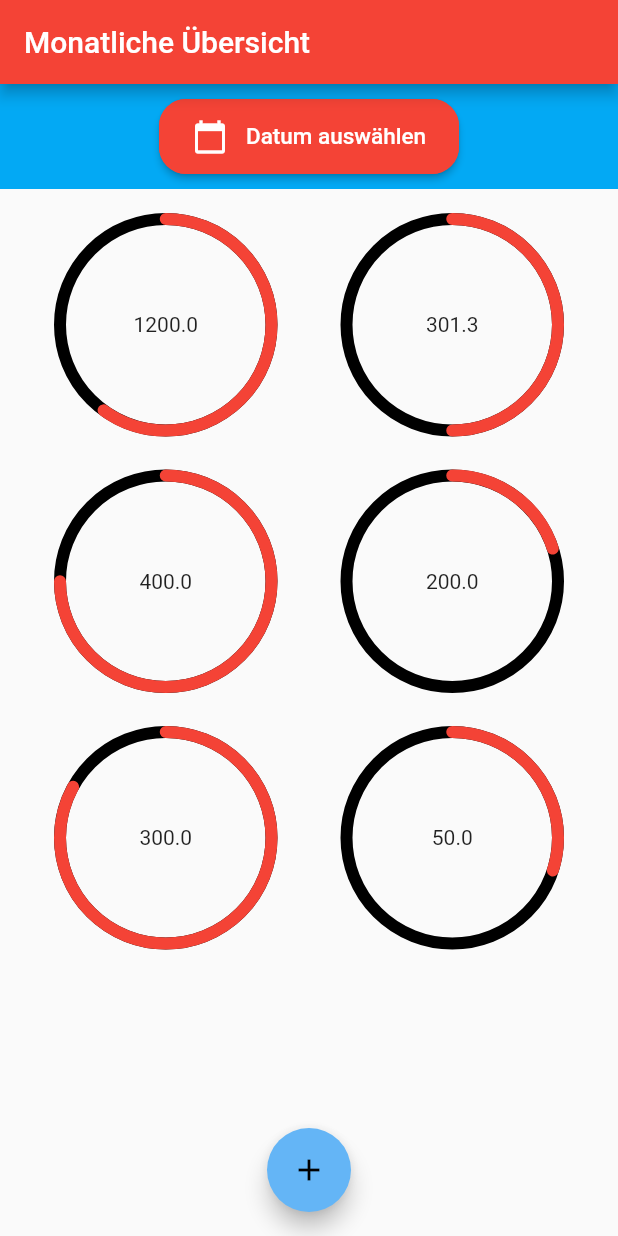
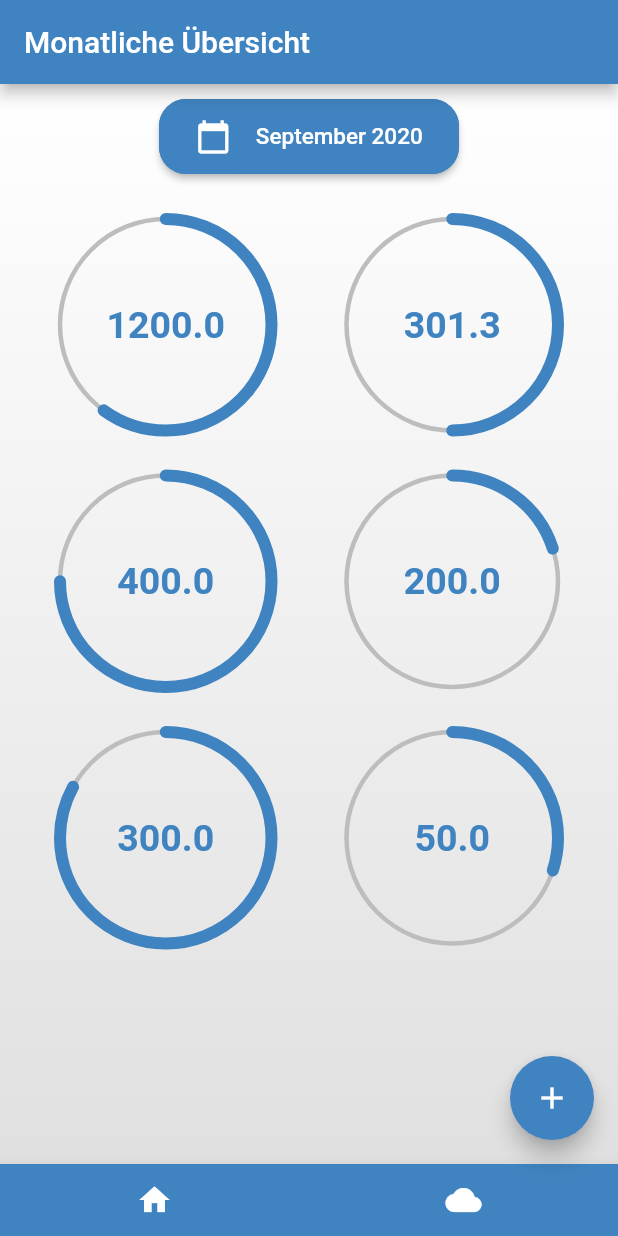
Before and after one commit to Undermyspell/flutter, a Flutter app: the screen it shows after launch, after a tap on the "add" icon, on a phone screen of 412 x 824 dp. Run offline on Flutter 3.47's test engine with Material 2 defaults, Android fonts, the phone set to English and light mode, and no system bars; our stand-ins replace month_picker_dialog.

Commit message:
adds styling and bottom bar

```diff
--- a/power-usage/power_usage/lib/main.dart
+++ b/power-usage/power_usage/lib/main.dart
@@ -12,7 +12,7 @@ class MyApp extends StatelessWidget {
     return MaterialApp(
       title: "Stromverbrauch für Monate",
       theme: ThemeData(
-        primaryColor: Colors.red[500],
+        primaryColor: const Color.fromARGB(255, 63 , 131, 192),
         accentColor: Colors.grey[500],
       ),
       home: MonthlyUsageScreen(),
--- a/power-usage/power_usage/lib/screens/monthly_usage_screen.dart
+++ b/power-usage/power_usage/lib/screens/monthly_usage_screen.dart
@@ -1,14 +1,29 @@
 import 'package:flutter/cupertino.dart';
 
 import 'package:flutter/material.dart';
+import 'package:power_usage/widgets/power_usage_month_picker.dart';
 import '../widgets/power_usage_tile.dart';
 import '../state/usages.dart';
-import 'package:month_picker_dialog/month_picker_dialog.dart';
+import '../widgets/power_usage_month_picker.dart';
 
-class MonthlyUsageScreen extends StatelessWidget {
+class MonthlyUsageScreen extends StatefulWidget {
   static const String routeName = "/monthlyusages";
+
+  @override
+  _MonthlyUsageScreenState createState() => _MonthlyUsageScreenState();
+}
+
+class _MonthlyUsageScreenState extends State<MonthlyUsageScreen> {
   final loadedPowerUsage = POWER_USAGES;
+
   DateTime datePicked = DateTime.now();
+
+  setDate(DateTime date) {
+    print(date);
+    setState(() {
+      datePicked = date;
+    });
+  }
 
   @override
   Widget build(BuildContext context) {
@@ -16,52 +31,32 @@ class MonthlyUsageScreen extends StatelessWidget {
       appBar: AppBar(
         title: Text("Monatliche Übersicht"),
       ),
-      body: Column(
+      body: Container(
+        decoration: BoxDecoration(
+          gradient: LinearGradient(
+            begin: Alignment.topCenter,
+            end: Alignment.bottomCenter,
+            colors: [
+              Colors.white,
+              Colors.grey[300],
+            ],
+          ),
+        ),
+        child: Column(
           crossAxisAlignment: CrossAxisAlignment.stretch,
           children: [
             Row(
               children: [
                 Expanded(
                   child: Container(
-                  color: Colors.lightBlue,
                     height: 70,
                     alignment: Alignment.center,
                     child: Container(
                       height: 50,
                       width: 200,
-                    child: RaisedButton(
-                      shape: RoundedRectangleBorder(
-                        borderRadius: BorderRadius.circular(18.0),
-                        side: BorderSide(color: Colors.red),
-                      ),
-                      textColor: Colors.white,
-                      color: Colors.red,
-                      onPressed: () async {
-                        final picked = await showMonthPicker(
-                            context: context, initialDate: datePicked);
-                        datePicked = picked != null ? picked : datePicked;
-                        print(picked);
-                      },
-                      child: Row(
-                        mainAxisAlignment: MainAxisAlignment.spaceAround,
-                        children: [
-                          const Icon(
-                            Icons.calendar_today,
-                            color: Colors.white,
-                            size: 24.0,
-                          ),
-                          Flexible(
-                            child: const Text(
-                              'Datum auswählen',
-                              overflow: TextOverflow.ellipsis,
-                              softWrap: false,
-                              style: TextStyle(
-                                fontSize: 15,
-                              ),
-                            ),
-                          ),
-                        ],
-                      ),
+                      child: PowerUsageMonthPicker(
+                        datePicked,
+                        setDate,
                       ),
                     ),
                   ),
@@ -112,13 +107,36 @@ class MonthlyUsageScreen extends StatelessWidget {
             )
           ],
         ),
-      floatingActionButtonLocation: FloatingActionButtonLocation.centerFloat,
+      ),
+      floatingActionButtonLocation: FloatingActionButtonLocation.endFloat,
       floatingActionButton: FloatingActionButton(
         child: const Icon(
           Icons.add,
+          color: Colors.white,
         ),
         onPressed: () {},
-        backgroundColor: Colors.blue[300],
+        backgroundColor: Theme.of(context).primaryColor,
+      ),
+      bottomNavigationBar: BottomAppBar(
+        child: Container(
+          color: Theme.of(context).primaryColor,
+          child: new Row(
+            mainAxisSize: MainAxisSize.max,
+            mainAxisAlignment: MainAxisAlignment.spaceAround,
+            children: <Widget>[
+              IconButton(
+                icon: Icon(Icons.home),
+                color: Colors.white,
+                onPressed: () {},
+              ),
+              IconButton(
+                icon: Icon(Icons.cloud),
+                color: Colors.white,
+                onPressed: () {},
+              )
+            ],
+          ),
+        ),
       ),
     );
   }
--- a/power-usage/power_usage/lib/widgets/circle_progress.dart
+++ b/power-usage/power_usage/lib/widgets/circle_progress.dart
@@ -10,13 +10,13 @@ class CirclesProgress extends CustomPainter {
   @override
   void paint(Canvas canvas, Size size) {
     Paint outerCircle = Paint()
-      ..strokeWidth = 8
+      ..strokeWidth = 3
       ..style = PaintingStyle.stroke
-      ..color = Colors.black;
+      ..color = Colors.grey[400];
 
     Paint completeArc = Paint()
       ..strokeWidth = 8
-      ..color = Colors.red
+      ..color = Color.fromARGB(255, 63 , 131, 192)
       ..style = PaintingStyle.stroke
       ..strokeCap = StrokeCap.round;
 
@@ -26,7 +26,6 @@ class CirclesProgress extends CustomPainter {
     canvas.drawCircle(center, radius, outerCircle);
 
     double angle = 2 * math.pi * (percentage / 100);
-    print(angle);
 
     canvas.drawArc(Rect.fromCircle(center: center, radius: radius),
         -math.pi / 2, angle, false, completeArc);
--- /dev/null
+++ b/power-usage/power_usage/lib/widgets/power_usage_month_picker.dart
@@ -0,0 +1,48 @@
+import 'package:flutter/material.dart';
+import 'package:month_picker_dialog/month_picker_dialog.dart';
+import 'package:intl/intl.dart';
+
+class PowerUsageMonthPicker extends StatelessWidget {
+  final DateTime date;
+  final Function setDateCallback;
+  final DateFormat formatter = DateFormat('MMMM yyyy');
+
+  PowerUsageMonthPicker(this.date, this.setDateCallback);
+
+  @override
+  Widget build(BuildContext context) {
+    return RaisedButton(
+      shape: RoundedRectangleBorder(
+        borderRadius: BorderRadius.circular(18.0),
+        side: BorderSide(color: Theme.of(context).primaryColor),
+      ),
+      textColor: Colors.white,
+      color: Theme.of(context).primaryColor,
+      onPressed: () async {
+        final picked =
+            await showMonthPicker(context: context, initialDate: date);
+        setDateCallback(picked != null ? picked : date);
+      },
+      child: Row(
+        mainAxisAlignment: MainAxisAlignment.spaceAround,
+        children: [
+          const Icon(
+            Icons.calendar_today,
+            color: Colors.white,
+            size: 24.0,
+          ),
+          Flexible(
+            child: Text(
+              formatter.format(date),
+              overflow: TextOverflow.ellipsis,
+              softWrap: false,
+              style: TextStyle(
+                fontSize: 15,
+              ),
+            ),
+          ),
+        ],
+      ),
+    );
+  }
+}
--- a/power-usage/power_usage/lib/widgets/power_usage_tile.dart
+++ b/power-usage/power_usage/lib/widgets/power_usage_tile.dart
@@ -21,6 +21,11 @@ class PowerUsageTile extends StatelessWidget {
         child: Center(
           child: Text(
             amount.toString(),
+            style: TextStyle(
+              fontSize: 25,
+              fontWeight: FontWeight.bold,
+              color: Theme.of(context).primaryColor
+            ),
           ),
         ),
       ),
--- a/power-usage/power_usage/pubspec.yaml
+++ b/power-usage/power_usage/pubspec.yaml
@@ -24,6 +24,7 @@ dependencies:
   flutter:
     sdk: flutter
   month_picker_dialog: ^0.3.2
+  intl: ^0.16.1
 
 
   # The following adds the Cupertino Icons font to your application.
```
Also changed, not shown: power-usage/power_usage/pubspec.lock. Lines whose indentation alone changed are shown as unchanged.
